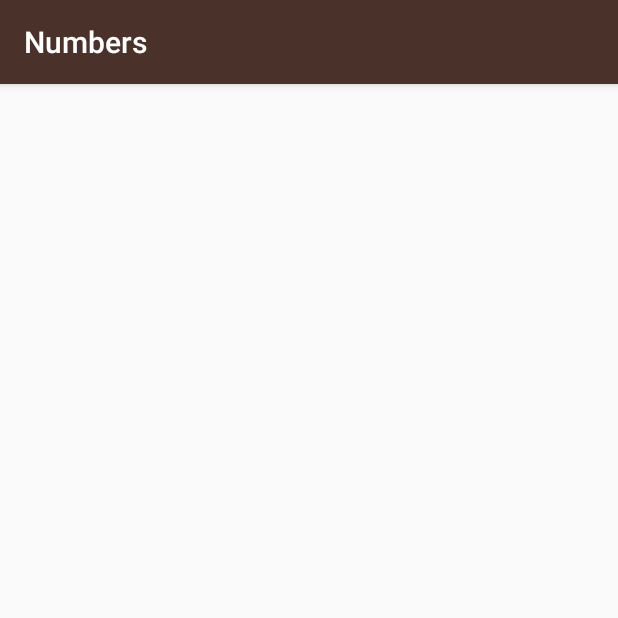
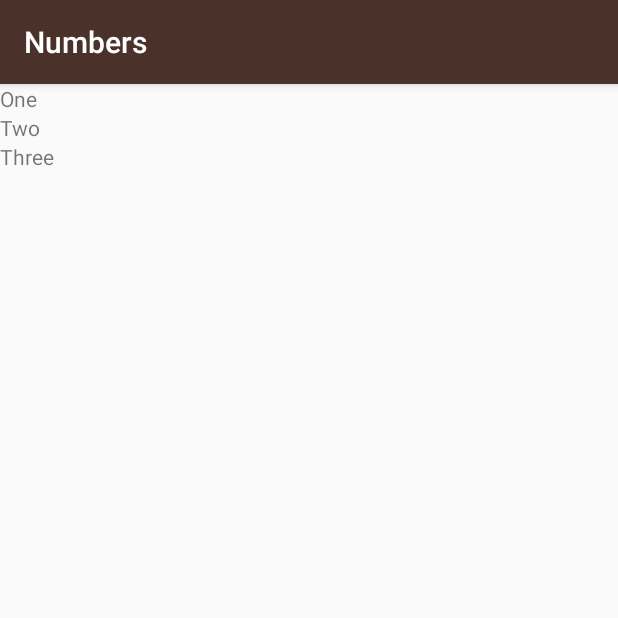
Before and after one commit to RemonShehata/Miwok, an Android app: the NumbersActivity screen opened directly, with no data from a screen before it, on a phone screen of 412 x 824 dp, the top half of it. Run offline under Robolectric (Android 15) with nearby library versions, the phone set to English and light mode, and no system bars.

Commit message:
Add TextViews to the layout from Java code

```diff
--- a/app/src/main/java/com/example/android/miwok/NumbersActivity.java
+++ b/app/src/main/java/com/example/android/miwok/NumbersActivity.java
@@ -2,6 +2,8 @@
 
 import android.support.v7.app.AppCompatActivity;
 import android.os.Bundle;
+import android.widget.LinearLayout;
+import android.widget.TextView;
 
 import java.util.ArrayList;
 
@@ -23,5 +25,18 @@
         words.add("Eight");
         words.add("Nine");
         words.add("Ten");
+
+        LinearLayout rootView = findViewById(R.id.root_view);
+        TextView wordView = new TextView(this);
+        wordView.setText(words.get(0));
+        rootView.addView(wordView);
+
+        TextView wordView1 = new TextView(this);
+        wordView1.setText(words.get(1));
+        rootView.addView(wordView1);
+
+        TextView wordView2 = new TextView(this);
+        wordView2.setText(words.get(2));
+        rootView.addView(wordView2);
     }
 }
--- a/app/src/main/res/layout/activity_numbers.xml
+++ b/app/src/main/res/layout/activity_numbers.xml
@@ -1,9 +1,11 @@
 <?xml version="1.0" encoding="utf-8"?>
-<android.support.constraint.ConstraintLayout xmlns:android="http://schemas.android.com/apk/res/android"
+<LinearLayout xmlns:android="http://schemas.android.com/apk/res/android"
     xmlns:app="http://schemas.android.com/apk/res-auto"
     xmlns:tools="http://schemas.android.com/tools"
+    android:id="@+id/root_view"
     android:layout_width="match_parent"
     android:layout_height="match_parent"
+    android:orientation="vertical"
     tools:context=".NumbersActivity">
 
-</android.support.constraint.ConstraintLayout>
+</LinearLayout>
```
